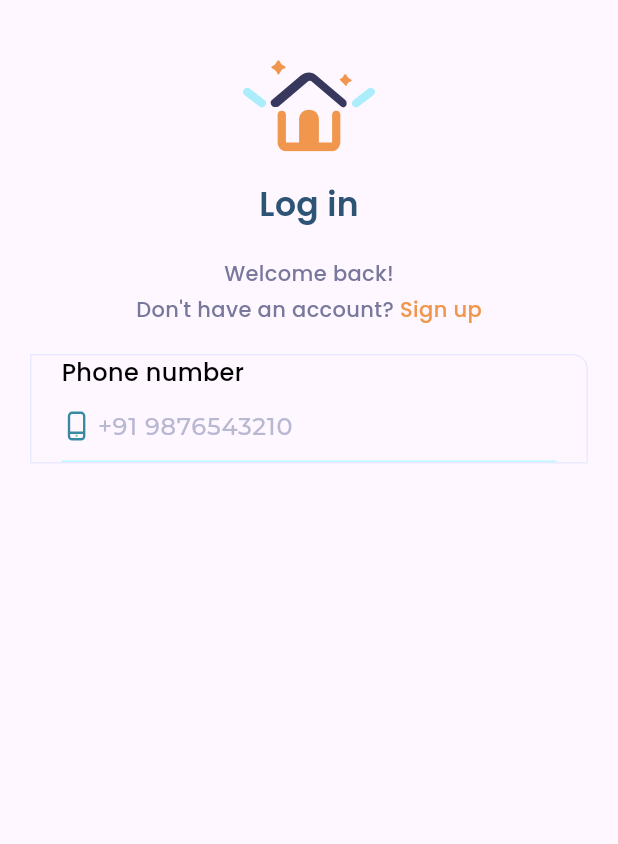
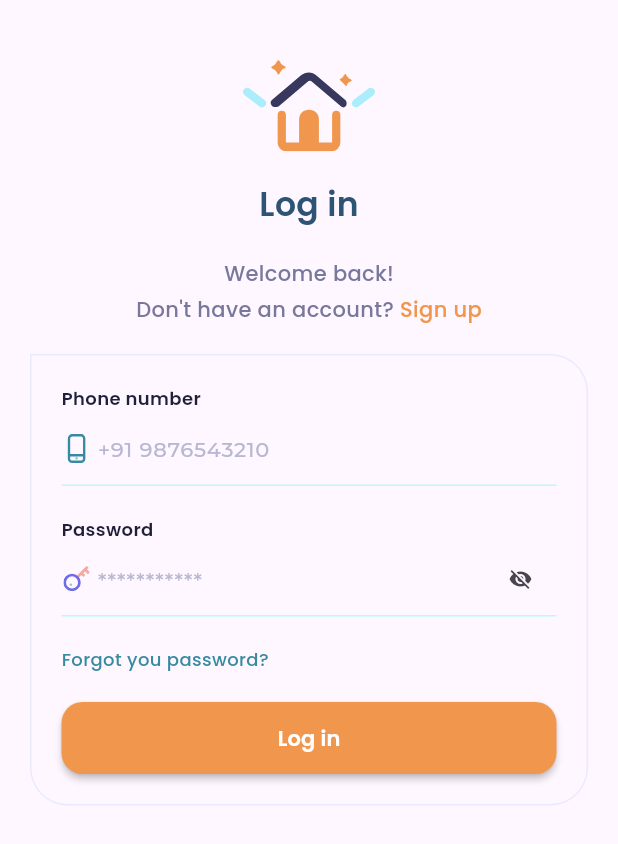
Before and after one commit to 1998AK/bloc_demo, a Flutter app: the screen it shows after launch, on a phone screen of 412 x 824 dp. Shown: the top 844 px of the screen. Run offline on Flutter 3.47's test engine with Material 3 defaults, Android fonts, the phone set to English and light mode, and no system bars; our stand-ins replace flutter_svg, google_fonts.

Commit message:
login screen design completed

```diff
--- a/lib/bloc/login/login_view.dart
+++ b/lib/bloc/login/login_view.dart
@@ -7,6 +7,7 @@ import 'package:flutter/services.dart';
 import 'package:flutter_svg/flutter_svg.dart';
 
 import '../../utils/app_color.dart';
+import '../../utils/common_elevated_button.dart';
 
 class LoginView extends StatelessWidget {
   const LoginView({super.key});
@@ -32,7 +33,7 @@ class LoginView extends StatelessWidget {
                     mainAxisAlignment: MainAxisAlignment.center,
                     children: [
                       CommonTextWidget(text: "Don't have an account? ",color: welcomeBackColor,fontSize: 14,),
-                      CommonTextWidget(text: "Sign up",color: signUpColor,fontSize: 14,),
+                      CommonTextWidget(text: "Sign up",color: appColor,fontSize: 14,),
 
                     ],
                   ),
@@ -41,22 +42,39 @@ class LoginView extends StatelessWidget {
                     // alignment: Alignment.topLeft,
                     padding: EdgeInsets.only(left: sizeOfReturnValue(size: 20),right: sizeOfReturnValue(size: 20)),
                     decoration: BoxDecoration(
-                      borderRadius: BorderRadius.only(topRight: Radius.circular(10)),
+                      borderRadius: BorderRadius.only(topRight: Radius.circular(sizeOfReturnValue(size: 25)),bottomLeft: Radius.circular(sizeOfReturnValue(size: 25)),bottomRight: Radius.circular(sizeOfReturnValue(size: 25))),
                       border: Border.all(color: loginBorderColor)
                     ),
                     child: Column(
                       crossAxisAlignment: CrossAxisAlignment.start,
                       children: [
-                        CommonTextWidget(text: "Phone number"),
+                        addVerticalSpace(height: 10),
+                        CommonTextWidget(text: "Phone number",fontWeight: FontWeight.w600,fontSize: 12,color: labelShowTextColor,),
                         SmartTextField(
                           keyboardType: TextInputType.number,
                           inputFormatters: [FilteringTextInputFormatter.digitsOnly],
                           decoration: TextFormFieldStyle.commonStyleApp(hindText: "+91 9876543210",prefix: SvgPicture.asset(AssetsName.phoneIcon,height: sizeOfReturnValue(size: 16))),
-                        )
+                        ),
+                        addVerticalSpace(height: 10),
+                        CommonTextWidget(text: "Password",fontWeight: FontWeight.w600,fontSize: 12,color: labelShowTextColor,),
+                        SmartTextField(
+                          showEyeIcon: true,
+                          keyboardType: TextInputType.number,
+                          inputFormatters: [FilteringTextInputFormatter.digitsOnly],
+                          decoration: TextFormFieldStyle.commonStyleApp(hindText: "***********",prefix: SvgPicture.asset(AssetsName.keyIcon,height: sizeOfReturnValue(size: 16))),
+                        ),
+                        addVerticalSpace(height: 10),
+                        CommonTextWidget(text: "Forgot you password?",color: forgotPasswordColor,fontSize: 12,),
+                        addVerticalSpace(height: 10),
+
+                        CommonElevatedButton(
+                          text: "Log in",
+                          onPressed: () {},
+                        ),
+                        addVerticalSpace(height: 10),
                       ],
                     ),
                   ),
-
                 ],
               ),
             ),
--- a/lib/utils/app_color.dart
+++ b/lib/utils/app_color.dart
@@ -5,10 +5,12 @@ import 'package:flutter/material.dart';
 const appColor = Color(0xffF0964D);
 const loginColor = Color(0xff2E5475);
 const welcomeBackColor = Color(0xff78789D);
-const signUpColor = Color(0xffF0964D);
+// const signUpColor = Color(0xffF0964D);
 const loginBorderColor = Color(0xffEAEAFF);
 const inputFieldBorderColor = Color(0xffBBF9FF);
 const inputFieldHintColor = Color(0xffB8B8D2);
+const labelShowTextColor = Color(0xff1F1F39);
+const forgotPasswordColor = Color(0xff388AA2);
 
 const yellowColor = Colors.yellow;
 const whiteColor = Colors.white;
--- a/lib/utils/assets_name.dart
+++ b/lib/utils/assets_name.dart
@@ -6,5 +6,6 @@ class AssetsName{
   static const routeSvg = 'assets/svg';
   static const home = '$routeSvg/home.svg';
   static const phoneIcon = '$routeSvg/phoneIcon.svg';
+  static const keyIcon = '$routeSvg/keyIcon.svg';
 
 }
--- /dev/null
+++ b/lib/utils/common_elevated_button.dart
@@ -0,0 +1,72 @@
+import 'package:bloc_demo/utils/common_text_widget.dart';
+import 'package:flutter/material.dart';
+
+import 'app_color.dart';
+
+class CommonElevatedButton extends StatelessWidget {
+  final String text;
+  final VoidCallback onPressed;
+  final double? width;
+  final double? height;
+  final double borderRadius;
+  final Color backgroundColor;
+  final Color textColor;
+  final double fontSize;
+  final FontWeight fontWeight;
+  final Widget? icon;
+  final EdgeInsetsGeometry padding;
+  final OutlinedBorder? shape;
+  final Color? borderColor;
+  final double elevation;
+
+  const CommonElevatedButton({
+    super.key,
+    required this.text,
+    required this.onPressed,
+    this.width,
+    this.height = 48,
+    this.borderRadius = 14,
+    this.backgroundColor = appColor,
+    this.textColor = Colors.white,
+    this.fontSize = 16,
+    this.fontWeight = FontWeight.w600,
+    this.icon,
+    this.padding = const EdgeInsets.symmetric(horizontal: 16),
+    this.shape,
+    this.borderColor,
+    this.elevation = 2,
+  });
+
+  @override
+  Widget build(BuildContext context) {
+    final buttonStyle = ElevatedButton.styleFrom(
+      backgroundColor: backgroundColor,
+      elevation: elevation,
+      padding: padding,
+      minimumSize: Size(width ?? double.infinity, height ?? 48),
+      shape: shape ??
+          RoundedRectangleBorder(
+            borderRadius: BorderRadius.circular(borderRadius),
+            side: borderColor != null ? BorderSide(color: borderColor!) : BorderSide.none,
+          ),
+    );
+
+    return ElevatedButton(
+      onPressed: onPressed,
+      style: buttonStyle,
+      child: icon != null
+          ?
+      Row(
+        mainAxisSize: MainAxisSize.min,
+        mainAxisAlignment: MainAxisAlignment.center,
+        children: [
+          icon!,
+          const SizedBox(width: 8),
+          CommonButtonTextWidget(text: text)
+        ],
+      )
+          :
+      CommonButtonTextWidget(text: text),
+    );
+  }
+}
--- a/lib/utils/common_text_widget.dart
+++ b/lib/utils/common_text_widget.dart
@@ -1,3 +1,4 @@
+import 'package:bloc_demo/utils/app_color.dart';
 import 'package:bloc_demo/utils/screen_width_dynamic.dart';
 import 'package:flutter/material.dart';
 import 'package:google_fonts/google_fonts.dart';
@@ -22,3 +23,23 @@ class CommonTextWidget extends StatelessWidget {
         ));
   }
 }
+
+class CommonButtonTextWidget extends StatelessWidget {
+  const CommonButtonTextWidget({super.key,required this.text,this.fontSize,this.fontWeight,this.color,this.textAlign});
+  final String text;
+  final double? fontSize;
+  final FontWeight? fontWeight;
+  final Color? color;
+  final TextAlign? textAlign;
+
+  @override
+  Widget build(BuildContext context) {
+    return Text(text,
+        textAlign: textAlign,
+        style: GoogleFonts.poppins(
+            fontSize: sizeOfReturnValue(size: fontSize ?? 14),
+            fontWeight: fontWeight ?? FontWeight.w600,
+            color: color ?? whiteColor
+        ));
+  }
+}
--- a/lib/utils/smart_text_field.dart
+++ b/lib/utils/smart_text_field.dart
@@ -50,12 +50,12 @@ class TextFormFieldStyle{
     return InputDecoration(
       labelText: text,
       // isDense: true,
-      labelStyle: textFormFieldStyle.copyWith(fontSize: 14, color: blackColor),
+      labelStyle: textFormFieldStyle.copyWith(fontSize: sizeOfReturnValue(size: 14), color: blackColor),
       hintText: hindText,
       fillColor: borderColor,
-      // contentPadding: const EdgeInsets.symmetric(vertical: 13),
+      contentPadding: EdgeInsets.symmetric(vertical: sizeOfReturnValue(size: 13)),
       hintStyle: GoogleFonts.montserrat(
-        fontSize: hindFontSize ?? 16,
+        fontSize: sizeOfReturnValue(size: hindFontSize ?? 14),
         fontWeight: FontWeight.w500,
         color: hindColor ?? inputFieldHintColor,
       ),
@@ -430,7 +430,11 @@ class _SmartTextFieldState extends State<SmartTextField>
       },
       child: Container(
         color: Colors.transparent,
-        child: const Icon(Icons.cancel),
+        child: Icon(
+          Icons.cancel,
+          size: sizeOfReturnValue(size: 16),
+          // color: Colors.grey,
+        ),
       ),
     );
   }
@@ -440,8 +444,9 @@ class _SmartTextFieldState extends State<SmartTextField>
       onTap: handleHidePassword,
       child: Container(
         color: Colors.transparent,
-        child: const Icon(
+        child: Icon(
           Icons.visibility_off,
+          size: sizeOfReturnValue(size: 16),
           // color: Colors.grey,
         ),
       ),
@@ -453,8 +458,9 @@ class _SmartTextFieldState extends State<SmartTextField>
       onTap: handleHidePassword,
       child: Container(
         color: Colors.transparent,
-        child: const Icon(
+        child: Icon(
           Icons.visibility,
+          size: sizeOfReturnValue(size: 16),
           // color: Colors.grey,
         ),
       ),
```
Also changed, not shown: assets/svg/keyIcon.svg (added).
